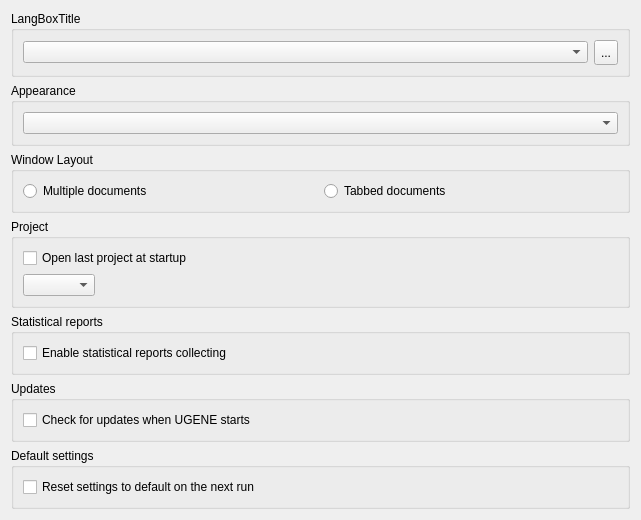
violethaze74/ugene, file src/ugeneui/src/app_settings/user_apps_settings/UserApplicationsSettingsWidget.ui: the form before one commit.
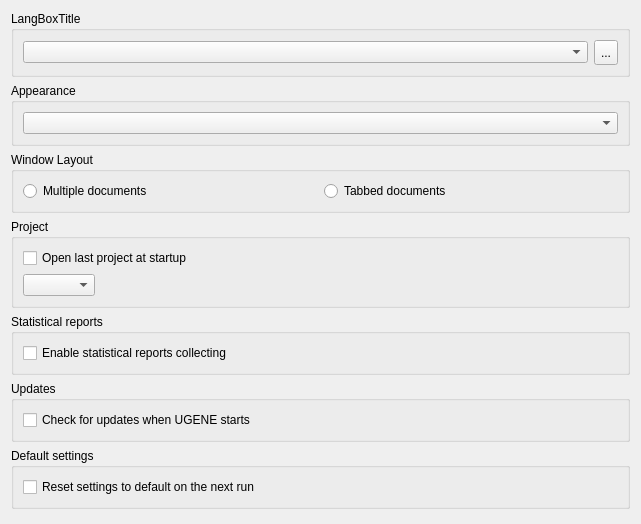
The form after the commit.

Commit message: UGENE-5405. Tabbed documents layout by default.

What changed in the file:
```diff
--- a/src/ugeneui/src/app_settings/user_apps_settings/UserApplicationsSettingsWidget.ui
+++ b/src/ugeneui/src/app_settings/user_apps_settings/UserApplicationsSettingsWidget.ui
@@ -7,7 +7,7 @@
     <x>0</x>
     <y>0</y>
     <width>641</width>
-    <height>449</height>
+    <height>524</height>
    </rect>
   </property>
   <property name="sizePolicy">
```
The commit also changes 1 other file.
